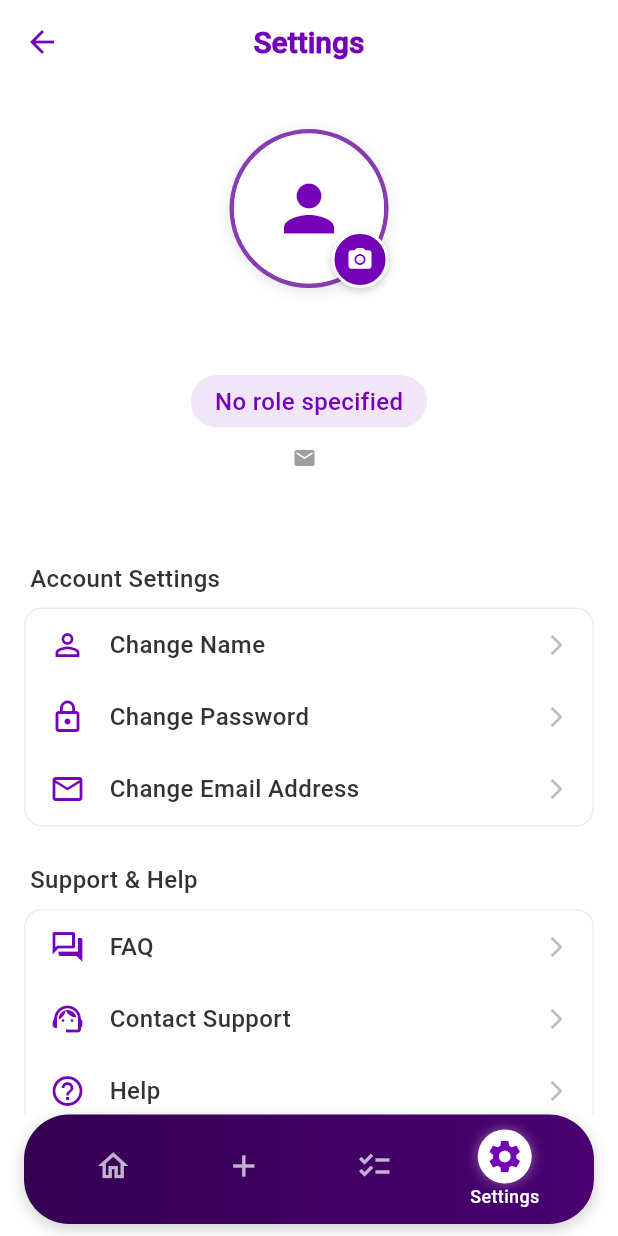
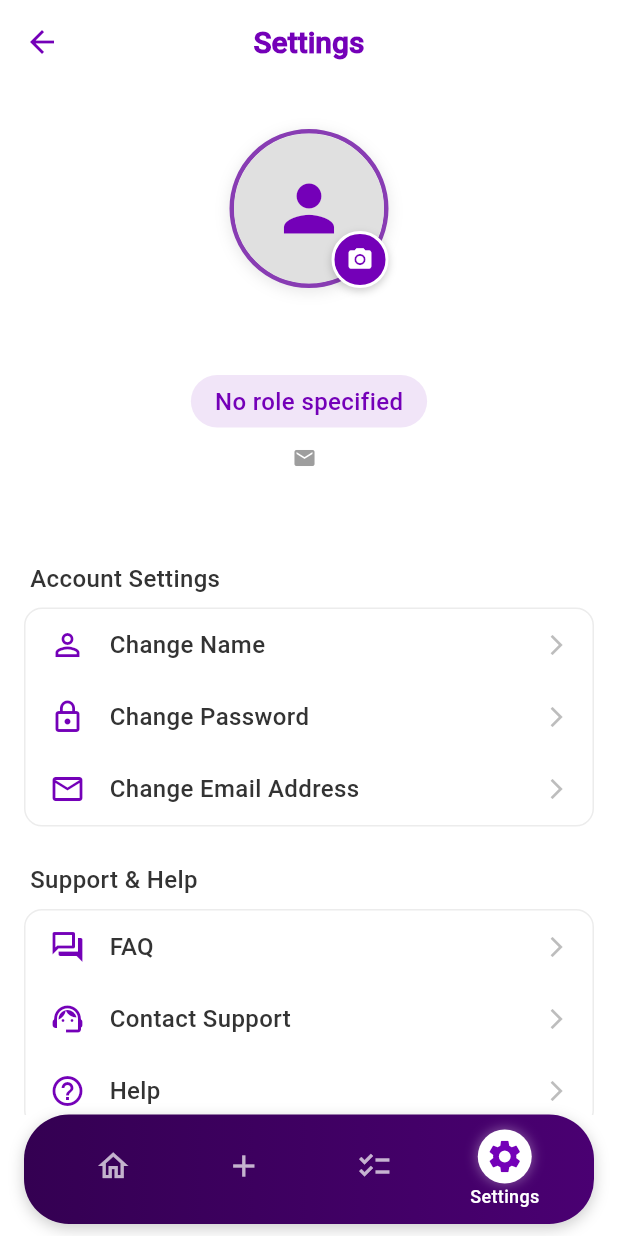
Before and after one commit to Chamod07/Presently, a Flutter app: the SettingsPage screen opened by its route, on a phone screen of 412 x 824 dp. Run offline on Flutter 3.47's test engine with Material 3 defaults, Android fonts, the phone set to English and light mode, and no system bars; our stand-ins replace camera, fl_chart, flutter_settings_screens, flutter_staggered_animations, flutter_svg, google_sign_in and 3 more; missing offline and left inert: google_mlkit_commons, google_mlkit_pose_detection; accounts and stored records are empty; network calls fail.

Commit message:
Enhance SettingsPage: Improve profile image handling with cache-busting, and update UI elements

```diff
--- a/frontend/flutter_app/lib/components/settings/settings.dart
+++ b/frontend/flutter_app/lib/components/settings/settings.dart
@@ -11,6 +11,7 @@ import '../../services/supabase/supabase_service.dart';
 import '../signin_signup/sign_in.dart';
 import 'package:image_picker/image_picker.dart';
 import 'package:flutter_app/components/dashboard/navbar.dart';
+import 'package:flutter_app/utils/image_utils.dart';
 import 'package:http/http.dart' as http;
 
 // Custom exception to handle partial success
@@ -240,11 +241,11 @@ class _SettingsPageState extends State<SettingsPage> {
                       style: ElevatedButton.styleFrom(
                         backgroundColor: const Color(0xFF7400B8),
                         foregroundColor: Colors.white,
-                        minimumSize: Size(double.infinity, 54),
+                        minimumSize: const Size(double.infinity, 54),
                         shape: RoundedRectangleBorder(
                           borderRadius: BorderRadius.circular(12),
                         ),
-                        elevation: 0,
+                        elevation: 5,
                       ),
                       onPressed: () async {
                         try {
@@ -294,7 +295,7 @@ class _SettingsPageState extends State<SettingsPage> {
   Widget _buildImprovedProfileSection() {
     return Container(
       width: double.infinity,
-      decoration: BoxDecoration(
+      decoration: const BoxDecoration(
           // subtle and professional color scheme
           color: Colors.white),
       child: Column(
@@ -319,20 +320,23 @@ class _SettingsPageState extends State<SettingsPage> {
                     ),
                   ],
                 ),
-                child: CircleAvatar(
-                  radius: 50,
-                  backgroundColor: Colors.white,
-                  backgroundImage: profileImageUrl.isNotEmpty
-                      ? NetworkImage(profileImageUrl,
-                          headers: {'Cache-Control': 'no-cache'})
-                      : null,
-                  child: profileImageUrl.isEmpty
-                      ? const Icon(
-                          Icons.person,
-                          size: 50,
-                          color: Color(0xFF7400B8),
-                        )
-                      : null,
+                child: ClipOval(
+                  child: SizedBox(
+                    width: 100,
+                    height: 100,
+                    child: profileImageUrl.isNotEmpty
+                        ? ImageUtils.networkImageWithFallback(
+                            url:
+                                '$profileImageUrl&t=${DateTime.now().millisecondsSinceEpoch}',
+                            width: 100,
+                            height: 100,
+                          )
+                        : ImageUtils.defaultProfileAvatar(
+                            width: 100,
+                            height: 100,
+                            iconColor: const Color(0xFF7400B8),
+                          ),
+                  ),
                 ),
               ),
               GestureDetector(
@@ -599,7 +603,7 @@ class _SettingsPageState extends State<SettingsPage> {
       final file = File(image.path);
       final String fileExt = image.path.split('.').last;
       final timestamp = DateTime.now().millisecondsSinceEpoch;
-      final String fileName = 'avatar_${userId}_$timestamp.$fileExt';
+      final String fileName = 'avatar_${userId}.$fileExt';
 
       debugPrint('Uploading new avatar: $fileName');
 
@@ -612,8 +616,11 @@ class _SettingsPageState extends State<SettingsPage> {
 
       debugPrint('Uploaded image URL with cache-buster: $imageUrl');
 
-      await precacheImage(NetworkImage(imageUrl), context);
+      // Clear image cache before setting new image
+      PaintingBinding.instance.imageCache.clear();
+      PaintingBinding.instance.imageCache.clearLiveImages();
 
+      // Update state with new image URL
       setState(() {
         profileImageUrl = imageUrl;
       });
```
